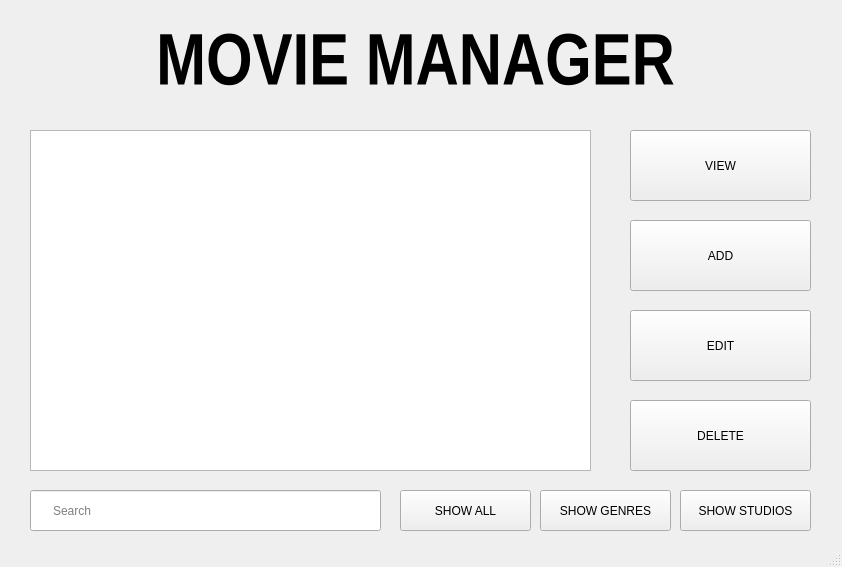
The window that main.ui (acevincent05/CP102-Final-Output) describes before a commit, drawn with Qt 5.
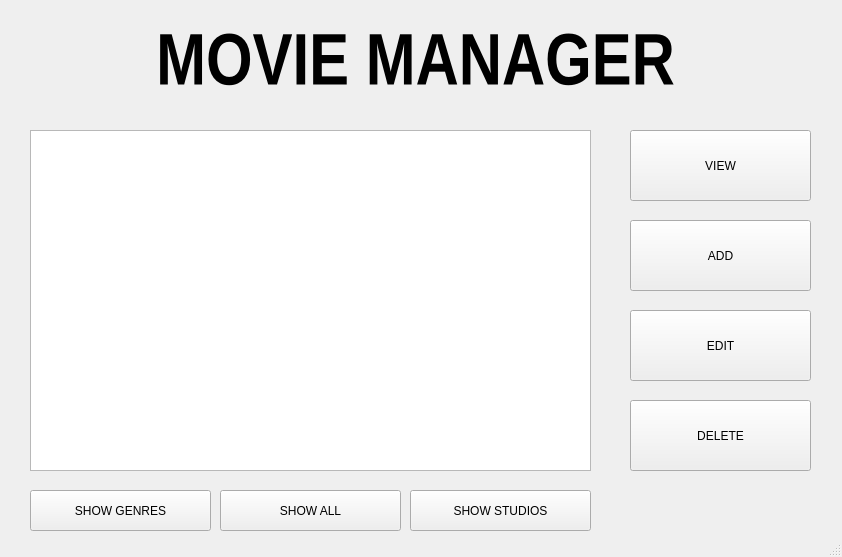
The same window after the commit.

The edit to the form file:
```diff
--- a/main.ui
+++ b/main.ui
@@ -7,7 +7,7 @@
     <x>0</x>
     <y>0</y>
     <width>842</width>
-    <height>567</height>
+    <height>557</height>
    </rect>
   </property>
   <property name="windowTitle">
@@ -115,30 +115,12 @@
      <string>DELETE</string>
     </property>
    </widget>
-   <widget class="QLineEdit" name="type_search">
-    <property name="geometry">
-     <rect>
-      <x>30</x>
-      <y>490</y>
-      <width>351</width>
-      <height>41</height>
-     </rect>
-    </property>
-    <property name="styleSheet">
-     <string notr="true">QLineEdit {
-	padding-left: 20px;
-}</string>
-    </property>
-    <property name="placeholderText">
-     <string>Search</string>
-    </property>
-   </widget>
    <widget class="QPushButton" name="show_genres">
     <property name="geometry">
      <rect>
-      <x>540</x>
+      <x>30</x>
       <y>490</y>
-      <width>131</width>
+      <width>181</width>
       <height>41</height>
      </rect>
     </property>
@@ -149,9 +131,9 @@
    <widget class="QPushButton" name="show_studios">
     <property name="geometry">
      <rect>
-      <x>680</x>
+      <x>410</x>
       <y>490</y>
-      <width>131</width>
+      <width>181</width>
       <height>41</height>
      </rect>
     </property>
@@ -162,9 +144,9 @@
    <widget class="QPushButton" name="show_all_movies">
     <property name="geometry">
      <rect>
-      <x>400</x>
+      <x>220</x>
       <y>490</y>
-      <width>131</width>
+      <width>181</width>
       <height>41</height>
      </rect>
     </property>
```
Left out of the diff: 2 changed lines with no effect on the pictures.
